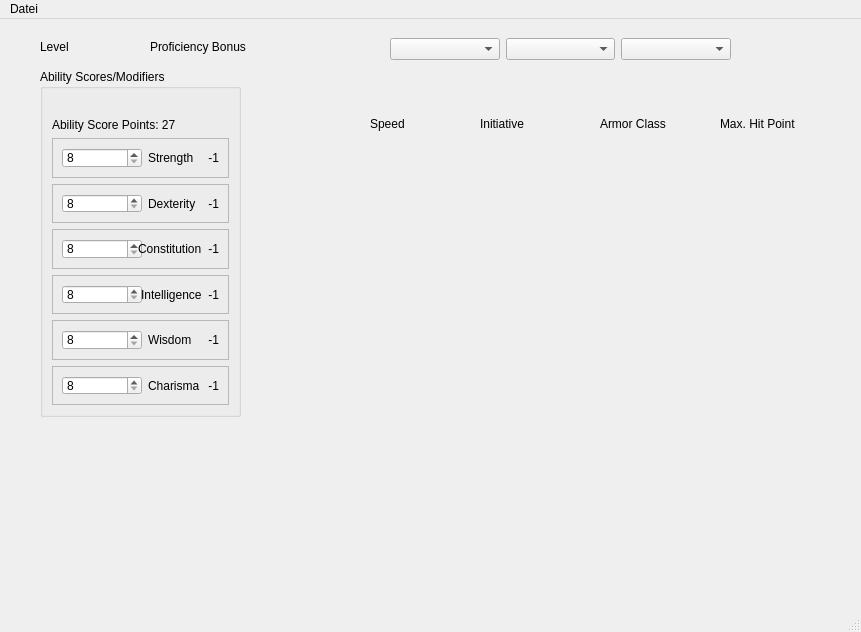
First picture: the form in window_main.ui, repository Tosh007/DnD5_CharCreator, before the edit.
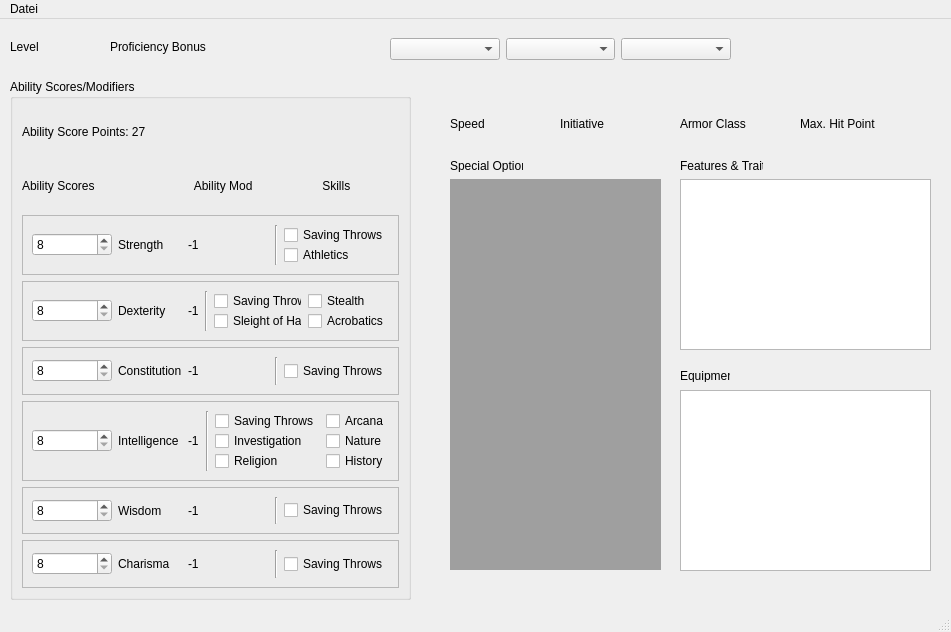
Second picture: the form after the edit.

What changed in the file:
```diff
--- a/window_main.ui
+++ b/window_main.ui
@@ -9,7 +9,7 @@
    <rect>
     <x>0</x>
     <y>0</y>
-    <width>861</width>
+    <width>951</width>
     <height>632</height>
    </rect>
   </property>
@@ -23,10 +23,10 @@
    <widget class="QGroupBox" name="AbilityScoreGroup">
     <property name="geometry">
      <rect>
-      <x>40</x>
-      <y>50</y>
-      <width>201</width>
-      <height>348</height>
+      <x>10</x>
+      <y>60</y>
+      <width>401</width>
+      <height>521</height>
      </rect>
     </property>
     <property name="acceptDrops">
@@ -45,19 +45,6 @@
      <bool>false</bool>
     </property>
     <layout class="QVBoxLayout" name="verticalLayout">
-     <item>
-      <spacer name="horizontalSpacer">
-       <property name="orientation">
-        <enum>Qt::Horizontal</enum>
-       </property>
-       <property name="sizeHint" stdset="0">
-        <size>
-         <width>134</width>
-         <height>20</height>
-        </size>
-       </property>
-      </spacer>
-     </item>
      <item>
       <widget class="QLabel" name="Label_AbilityScore">
        <property name="text">
@@ -68,6 +55,13 @@
        </property>
       </widget>
      </item>
+     <item>
+      <widget class="QLabel" name="label_4">
+       <property name="text">
+        <string>Ability Scores                              Ability Mod                     Skills</string>
+       </property>
+      </widget>
+     </item>
      <item>
       <widget class="QFrame" name="frame_StrengthMod">
        <property name="frameShape">
@@ -95,6 +89,18 @@
         </item>
         <item>
          <widget class="QLabel" name="Label_StrengthScore">
+          <property name="sizePolicy">
+           <sizepolicy hsizetype="Minimum" vsizetype="Preferred">
+            <horstretch>0</horstretch>
+            <verstretch>0</verstretch>
+           </sizepolicy>
+          </property>
+          <property name="minimumSize">
+           <size>
+            <width>64</width>
+            <height>0</height>
+           </size>
+          </property>
           <property name="text">
            <string>Strength</string>
           </property>
@@ -102,14 +108,48 @@
         </item>
         <item>
          <widget class="QLabel" name="Label_EchoStrengthMod">
+          <property name="sizePolicy">
+           <sizepolicy hsizetype="Expanding" vsizetype="Preferred">
+            <horstretch>0</horstretch>
+            <verstretch>0</verstretch>
+           </sizepolicy>
+          </property>
           <property name="text">
            <string>-1</string>
           </property>
           <property name="alignment">
-           <set>Qt::AlignRight|Qt::AlignTrailing|Qt::AlignVCenter</set>
+           <set>Qt::AlignLeading|Qt::AlignLeft|Qt::AlignVCenter</set>
           </property>
          </widget>
         </item>
+        <item>
+         <widget class="Line" name="line_6">
+          <property name="orientation">
+           <enum>Qt::Vertical</enum>
+          </property>
+         </widget>
+        </item>
+        <item>
+         <layout class="QVBoxLayout" name="verticalLayout_2">
+          <property name="spacing">
+           <number>0</number>
+          </property>
+          <item>
+           <widget class="QCheckBox" name="checkBox">
+            <property name="text">
+             <string>Saving Throws</string>
+            </property>
+           </widget>
+          </item>
+          <item>
+           <widget class="QCheckBox" name="checkBox_2">
+            <property name="text">
+             <string>Athletics</string>
+            </property>
+           </widget>
+          </item>
+         </layout>
+        </item>
        </layout>
       </widget>
      </item>
@@ -140,6 +180,18 @@
         </item>
         <item>
          <widget class="QLabel" name="Label_DextScore">
+          <property name="sizePolicy">
+           <sizepolicy hsizetype="Minimum" vsizetype="Preferred">
+            <horstretch>0</horstretch>
+            <verstretch>0</verstretch>
+           </sizepolicy>
+          </property>
+          <property name="minimumSize">
+           <size>
+            <width>64</width>
+            <height>0</height>
+           </size>
+          </property>
           <property name="text">
            <string>Dexterity</string>
           </property>
@@ -151,10 +203,59 @@
            <string>-1</string>
           </property>
           <property name="alignment">
-           <set>Qt::AlignRight|Qt::AlignTrailing|Qt::AlignVCenter</set>
+           <set>Qt::AlignLeading|Qt::AlignLeft|Qt::AlignVCenter</set>
           </property>
          </widget>
         </item>
+        <item>
+         <widget class="Line" name="line_5">
+          <property name="orientation">
+           <enum>Qt::Vertical</enum>
+          </property>
+         </widget>
+        </item>
+        <item>
+         <layout class="QVBoxLayout" name="verticalLayout_3">
+          <property name="spacing">
+           <number>0</number>
+          </property>
+          <item>
+           <widget class="QCheckBox" name="checkBox_3">
+            <property name="text">
+             <string>Saving Throws</string>
+            </property>
+           </widget>
+          </item>
+          <item>
+           <widget class="QCheckBox" name="checkBox_9">
+            <property name="text">
+             <string>Sleight of Hand</string>
+            </property>
+           </widget>
+          </item>
+         </layout>
+        </item>
+        <item>
+         <layout class="QVBoxLayout" name="verticalLayout_9">
+          <property name="spacing">
+           <number>0</number>
+          </property>
+          <item>
+           <widget class="QCheckBox" name="checkBox_10">
+            <property name="text">
+             <string>Stealth</string>
+            </property>
+           </widget>
+          </item>
+          <item>
+           <widget class="QCheckBox" name="checkBox_8">
+            <property name="text">
+             <string>Acrobatics</string>
+            </property>
+           </widget>
+          </item>
+         </layout>
+        </item>
        </layout>
       </widget>
      </item>
@@ -194,6 +295,18 @@
         </item>
         <item>
          <widget class="QLabel" name="Label_ConstScore">
+          <property name="sizePolicy">
+           <sizepolicy hsizetype="Minimum" vsizetype="Preferred">
+            <horstretch>0</horstretch>
+            <verstretch>0</verstretch>
+           </sizepolicy>
+          </property>
+          <property name="minimumSize">
+           <size>
+            <width>64</width>
+            <height>0</height>
+           </size>
+          </property>
           <property name="text">
            <string>Constitution</string>
           </property>
@@ -201,14 +314,44 @@
         </item>
         <item>
          <widget class="QLabel" name="Label_EchoConstMod">
+          <property name="sizePolicy">
+           <sizepolicy hsizetype="Expanding" vsizetype="Preferred">
+            <horstretch>0</horstretch>
+            <verstretch>0</verstretch>
+           </sizepolicy>
+          </property>
           <property name="text">
            <string>-1</string>
           </property>
           <property name="alignment">
-           <set>Qt::AlignRight|Qt::AlignTrailing|Qt::AlignVCenter</set>
+           <set>Qt::AlignLeading|Qt::AlignLeft|Qt::AlignVCenter</set>
           </property>
          </widget>
         </item>
+        <item>
+         <widget class="Line" name="line_4">
+          <property name="orientation">
+           <enum>Qt::Vertical</enum>
+          </property>
+         </widget>
+        </item>
+        <item>
+         <layout class="QVBoxLayout" name="verticalLayout_4">
+          <property name="spacing">
+           <number>0</number>
+          </property>
+          <property name="leftMargin">
+           <number>0</number>
+          </property>
+          <item>
+           <widget class="QCheckBox" name="checkBox_4">
+            <property name="text">
+             <string>Saving Throws</string>
+            </property>
+           </widget>
+          </item>
+         </layout>
+        </item>
        </layout>
       </widget>
      </item>
@@ -239,6 +382,24 @@
         </item>
         <item>
          <widget class="QLabel" name="Label_IntelScore">
+          <property name="sizePolicy">
+           <sizepolicy hsizetype="Minimum" vsizetype="Preferred">
+            <horstretch>0</horstretch>
+            <verstretch>0</verstretch>
+           </sizepolicy>
+          </property>
+          <property name="minimumSize">
+           <size>
+            <width>64</width>
+            <height>0</height>
+           </size>
+          </property>
+          <property name="maximumSize">
+           <size>
+            <width>16777215</width>
+            <height>16777215</height>
+           </size>
+          </property>
           <property name="text">
            <string>Intelligence</string>
           </property>
@@ -246,14 +407,83 @@
         </item>
         <item>
          <widget class="QLabel" name="Label_EchoIntelMod">
+          <property name="sizePolicy">
+           <sizepolicy hsizetype="Expanding" vsizetype="Preferred">
+            <horstretch>0</horstretch>
+            <verstretch>0</verstretch>
+           </sizepolicy>
+          </property>
           <property name="text">
            <string>-1</string>
           </property>
           <property name="alignment">
-           <set>Qt::AlignRight|Qt::AlignTrailing|Qt::AlignVCenter</set>
+           <set>Qt::AlignLeading|Qt::AlignLeft|Qt::AlignVCenter</set>
           </property>
          </widget>
         </item>
+        <item>
+         <widget class="Line" name="line_3">
+          <property name="orientation">
+           <enum>Qt::Vertical</enum>
+          </property>
+         </widget>
+        </item>
+        <item>
+         <layout class="QVBoxLayout" name="verticalLayout_5">
+          <property name="spacing">
+           <number>0</number>
+          </property>
+          <item>
+           <widget class="QCheckBox" name="checkBox_5">
+            <property name="text">
+             <string>Saving Throws</string>
+            </property>
+           </widget>
+          </item>
+          <item>
+           <widget class="QCheckBox" name="checkBox_13">
+            <property name="text">
+             <string>Investigation</string>
+            </property>
+           </widget>
+          </item>
+          <item>
+           <widget class="QCheckBox" name="checkBox_15">
+            <property name="text">
+             <string>Religion</string>
+            </property>
+           </widget>
+          </item>
+         </layout>
+        </item>
+        <item>
+         <layout class="QVBoxLayout" name="verticalLayout_8">
+          <property name="spacing">
+           <number>0</number>
+          </property>
+          <item>
+           <widget class="QCheckBox" name="checkBox_11">
+            <property name="text">
+             <string>Arcana</string>
+            </property>
+           </widget>
+          </item>
+          <item>
+           <widget class="QCheckBox" name="checkBox_14">
+            <property name="text">
+             <string>Nature</string>
+            </property>
+           </widget>
+          </item>
+          <item>
+           <widget class="QCheckBox" name="checkBox_12">
+            <property name="text">
+             <string>History</string>
+            </property>
+           </widget>
+          </item>
+         </layout>
+        </item>
        </layout>
       </widget>
      </item>
@@ -284,6 +514,18 @@
         </item>
         <item>
          <widget class="QLabel" name="Label_WisdomScore">
+          <property name="sizePolicy">
+           <sizepolicy hsizetype="Minimum" vsizetype="Preferred">
+            <horstretch>0</horstretch>
+            <verstretch>0</verstretch>
+           </sizepolicy>
+          </property>
+          <property name="minimumSize">
+           <size>
+            <width>64</width>
+            <height>0</height>
+           </size>
+          </property>
           <property name="text">
            <string>Wisdom</string>
           </property>
@@ -291,14 +533,41 @@
         </item>
         <item>
          <widget class="QLabel" name="Label_EchoWisdomMod">
+          <property name="sizePolicy">
+           <sizepolicy hsizetype="Expanding" vsizetype="Preferred">
+            <horstretch>0</horstretch>
+            <verstretch>0</verstretch>
+           </sizepolicy>
+          </property>
           <property name="text">
            <string>-1</string>
           </property>
           <property name="alignment">
-           <set>Qt::AlignRight|Qt::AlignTrailing|Qt::AlignVCenter</set>
+           <set>Qt::AlignLeading|Qt::AlignLeft|Qt::AlignVCenter</set>
           </property>
          </widget>
         </item>
+        <item>
+         <widget class="Line" name="line">
+          <property name="orientation">
+           <enum>Qt::Vertical</enum>
+          </property>
+         </widget>
+        </item>
+        <item>
+         <layout class="QVBoxLayout" name="verticalLayout_6">
+          <property name="spacing">
+           <number>0</number>
+          </property>
+          <item>
+           <widget class="QCheckBox" name="checkBox_6">
+            <property name="text">
+             <string>Saving Throws</string>
+            </property>
+           </widget>
+          </item>
+         </layout>
+        </item>
        </layout>
       </widget>
      </item>
@@ -329,6 +598,18 @@
         </item>
         <item>
          <widget class="QLabel" name="Label_CharismaScore">
+          <property name="sizePolicy">
+           <sizepolicy hsizetype="Minimum" vsizetype="Preferred">
+            <horstretch>0</horstretch>
+            <verstretch>0</verstretch>
+           </sizepolicy>
+          </property>
+          <property name="minimumSize">
+           <size>
+            <width>64</width>
+            <height>0</height>
+           </size>
+          </property>
           <property name="text">
            <string>Charisma</string>
           </property>
@@ -336,14 +617,41 @@
         </item>
         <item>
          <widget class="QLabel" name="Label_EchoCharismaMod">
+          <property name="sizePolicy">
+           <sizepolicy hsizetype="Expanding" vsizetype="Preferred">
+            <horstretch>0</horstretch>
+            <verstretch>0</verstretch>
+           </sizepolicy>
+          </property>
           <property name="text">
            <string>-1</string>
           </property>
           <property name="alignment">
-           <set>Qt::AlignRight|Qt::AlignTrailing|Qt::AlignVCenter</set>
+           <set>Qt::AlignLeading|Qt::AlignLeft|Qt::AlignVCenter</set>
           </property>
          </widget>
         </item>
+        <item>
+         <widget class="Line" name="line_2">
+          <property name="orientation">
+           <enum>Qt::Vertical</enum>
+          </property>
+         </widget>
+        </item>
+        <item>
+         <layout class="QVBoxLayout" name="verticalLayout_7">
+          <property name="spacing">
+           <number>0</number>
+          </property>
+          <item>
+           <widget class="QCheckBox" name="checkBox_7">
+            <property name="text">
+             <string>Saving Throws</string>
+            </property>
+           </widget>
+          </item>
+         </layout>
+        </item>
        </layout>
       </widget>
      </item>
@@ -381,7 +689,7 @@
    <widget class="QLabel" name="Label_ProficiencyBonus">
     <property name="geometry">
      <rect>
-      <x>150</x>
+      <x>110</x>
       <y>20</y>
       <width>161</width>
       <height>16</height>
@@ -394,7 +702,7 @@
    <widget class="QLabel" name="Label_CharLevel">
     <property name="geometry">
      <rect>
-      <x>40</x>
+      <x>10</x>
       <y>20</y>
       <width>81</width>
       <height>16</height>
@@ -407,7 +715,7 @@
    <widget class="QLabel" name="Label_Initiative">
     <property name="geometry">
      <rect>
-      <x>480</x>
+      <x>560</x>
       <y>90</y>
       <width>98</width>
       <height>29</height>
@@ -420,7 +728,7 @@
    <widget class="QLabel" name="Label_ArmorClass">
     <property name="geometry">
      <rect>
-      <x>600</x>
+      <x>680</x>
       <y>90</y>
       <width>97</width>
       <height>29</height>
@@ -433,7 +741,7 @@
    <widget class="QLabel" name="Label_MaxHP">
     <property name="geometry">
      <rect>
-      <x>720</x>
+      <x>800</x>
       <y>90</y>
       <width>131</width>
       <height>29</height>
@@ -446,7 +754,7 @@
    <widget class="QLabel" name="Label_Speed">
     <property name="geometry">
      <rect>
-      <x>370</x>
+      <x>450</x>
       <y>90</y>
       <width>98</width>
       <height>29</height>
@@ -456,13 +764,82 @@
      <string>Speed</string>
     </property>
    </widget>
+   <widget class="QMdiArea" name="SpecialChoiceMenu1">
+    <property name="geometry">
+     <rect>
+      <x>450</x>
+      <y>160</y>
+      <width>211</width>
+      <height>391</height>
+     </rect>
+    </property>
+   </widget>
+   <widget class="QListWidget" name="listWidget">
+    <property name="geometry">
+     <rect>
+      <x>680</x>
+      <y>160</y>
+      <width>251</width>
+      <height>171</height>
+     </rect>
+    </property>
+   </widget>
+   <widget class="QListView" name="listView">
+    <property name="geometry">
+     <rect>
+      <x>680</x>
+      <y>371</y>
+      <width>251</width>
+      <height>181</height>
+     </rect>
+    </property>
+   </widget>
+   <widget class="QLabel" name="label">
+    <property name="geometry">
+     <rect>
+      <x>450</x>
+      <y>140</y>
+      <width>73</width>
+      <height>13</height>
+     </rect>
+    </property>
+    <property name="text">
+     <string>Special Options</string>
+    </property>
+   </widget>
+   <widget class="QLabel" name="label_2">
+    <property name="geometry">
+     <rect>
+      <x>680</x>
+      <y>140</y>
+      <width>83</width>
+      <height>13</height>
+     </rect>
+    </property>
+    <property name="text">
+     <string>Features &amp; Traits</string>
+    </property>
+   </widget>
+   <widget class="QLabel" name="label_3">
+    <property name="geometry">
+     <rect>
+      <x>680</x>
+      <y>350</y>
+      <width>50</width>
+      <height>13</height>
+     </rect>
+    </property>
+    <property name="text">
+     <string>Equipment</string>
+    </property>
+   </widget>
   </widget>
   <widget class="QMenuBar" name="menubar">
    <property name="geometry">
     <rect>
      <x>0</x>
      <y>0</y>
-     <width>861</width>
+     <width>951</width>
      <height>21</height>
     </rect>
    </property>
```
Left out of the diff: 2 changed lines with no effect on the pictures.
